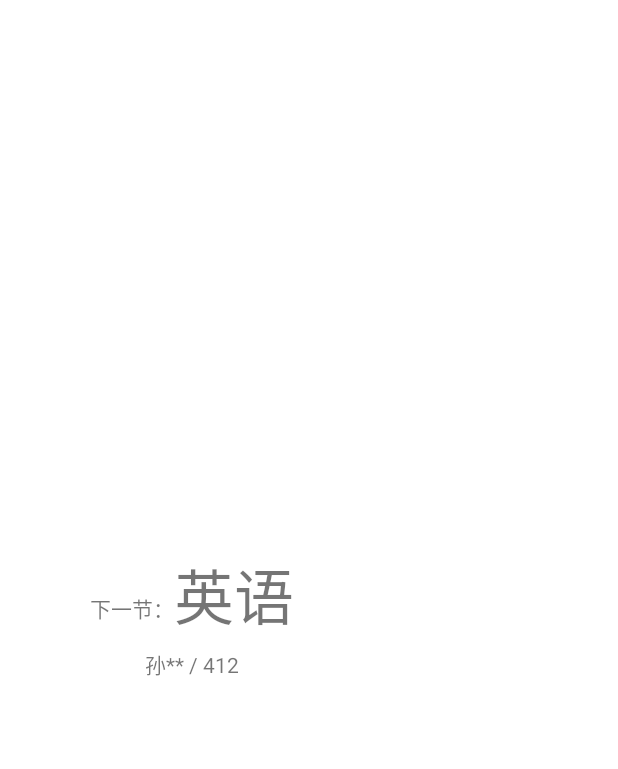
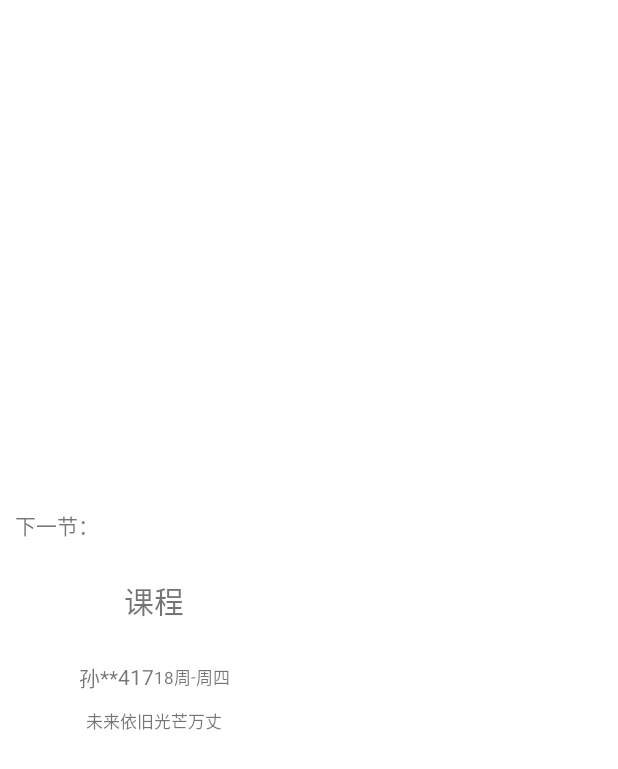
Before and after one commit to Gshihao/Curriculum, an Android app: the layout my_demo_one.xml on its own in the app's theme, with its tools: preview values and no code run, on a phone screen of 412 x 824 dp. Shown: the top 769 px of the screen. Run offline under Robolectric (Android 15) with nearby library versions, the light colour scheme and no system bars.

Commit message:
添加了 组件可以更新一言

```diff
--- a/app/src/main/java/com/examdfple/mykcb/Nodemon.java
+++ b/app/src/main/java/com/examdfple/mykcb/Nodemon.java
@@ -5,13 +5,16 @@ import static android.content.Intent.getIntent;
 import android.app.PendingIntent;
 import android.appwidget.AppWidgetManager;
 import android.appwidget.AppWidgetProvider;
+import android.content.ComponentName;
 import android.content.Context;
 import android.content.Intent;
 import android.os.Bundle;
 import android.util.Log;
 import android.widget.RemoteViews;
+import android.widget.TextView;
 
 import java.io.IOException;
+import java.util.Arrays;
 
 public class Nodemon extends AppWidgetProvider {
     public setFile sef1;
@@ -24,7 +27,10 @@ public class Nodemon extends AppWidgetProvider {
         //没接收一次广播消息就调用一次，使用频繁
         super.onReceive(context, intent);
         // 每次重构一次 widget 页面
-        Refactoringpages();
+        AppWidgetManager appWidgetManager = AppWidgetManager.getInstance(context);
+        ComponentName thisAppWidget = new ComponentName(context, Nodemon.class);
+        int[] allAppWidgetsIds = appWidgetManager.getAppWidgetIds(thisAppWidget);
+        Refactoringpages(context,allAppWidgetsIds,appWidgetManager);
     }
     public void shuaxin(){
         onUpdate(mcontent,appw,ina);
@@ -65,6 +71,27 @@ public class Nodemon extends AppWidgetProvider {
     /**
      * @apiNote 重构widget 页面
      * */
-    private void Refactoringpages() {
+    public void Refactoringpages(Context context, int[] appWidgetIds, AppWidgetManager appWidgetManager) {
+       // 重构widget 页面
+        RemoteViews views = new RemoteViews(context.getPackageName(),
+                // 这个layout就是我们之前定义的initiallayout
+                R.layout.my_demo_one);
+       views.setTextViewText(R.id.Nextsection,"课程");  // 课程
+        views.setTextViewText(R.id.TeachersName,"教师"); // 教师
+        views.setTextViewText(R.id.TeachingClassroom,"教室");  // 上课教室
+        views.setTextViewText(R.id.Weeks,"周数");  // 周数
+        views.setTextViewText(R.id.week,"周几"); // 周几
+        views.setTextViewText(R.id.Abriefremark,getAbriefremark()); // 一言
+        appWidgetManager.updateAppWidget(appWidgetIds,views);   //
+    }
+    public String getAbriefremark(){
+        String[] yiyan =new String[6];
+        yiyan[0] = "让过去过去，给时间时间";
+        yiyan[1] = "生活原本沉闷，但跑起来就会有风";
+        yiyan[2] = "青春不再等待，用自由书写你的故事.";
+        yiyan[3] = "如果失败，接受失败就好了";
+        yiyan[4] = "倘若南风知我意莫将晚霞落黄昏";
+        yiyan[5] = "深情不及长伴  厚爱无需多言";
+        return yiyan[(int)(Math.random() * yiyan.length)];
     }
 }
--- a/app/src/main/res/layout/my_demo_one.xml
+++ b/app/src/main/res/layout/my_demo_one.xml
@@ -7,54 +7,98 @@
 
     <LinearLayout
         android:layout_width="match_parent"
-        android:layout_height="110dp"
-        android:background="@color/white"
+        android:layout_height="175dp"
         android:gravity="center">
-
         <LinearLayout
-            android:layout_width="100dp"
-            android:layout_height="110dp"
+            android:layout_width="match_parent"
+            android:layout_height="match_parent"
             android:layout_weight="1"
-            android:orientation="vertical">
-
+            android:orientation="horizontal">
+            <!-- 左侧 课程展示           -->
             <LinearLayout
                 android:layout_width="match_parent"
                 android:layout_height="wrap_content"
-                android:layout_marginTop="10dp"
-                android:divider="@color/cardview_shadow_end_color"
-                android:gravity="center">
+                android:orientation="vertical"
+                android:layout_margin="10dp">
+                <TextView
+                    android:layout_width="match_parent"
+                    android:layout_height="wrap_content"
+                    android:layout_marginTop="5dp"
+                    android:text="下一节："/>
+                <TextView
+                    android:layout_width="match_parent"
+                    android:layout_height="60dp"
+                    android:layout_marginTop="10dp"
+                    android:id="@+id/Nextsection"
+                    android:textSize="20dp"
+                    android:singleLine = "true"
+                    android:text="课程"
 
-                <TextView
-                    android:layout_width="wrap_content"
+                    android:gravity="center"/>
+                <LinearLayout
+                    android:layout_width="match_parent"
                     android:layout_height="wrap_content"
-                    android:layout_gravity="bottom"
-                    android:layout_marginBottom="5dp"
-                    android:text="下一节：" />
+                    android:layout_marginTop="10dp"
+                    android:gravity="center">
+                    <TextView
+                        android:layout_width="wrap_content"
+                        android:layout_height="wrap_content"
+                        android:id="@+id/TeachersName"
+                        android:singleLine = "true"
+                        android:text="孙**"/>
+                    <TextView
+                        android:layout_width="wrap_content"
+                        android:layout_height="wrap_content"
+                        android:id="@+id/TeachingClassroom"
+                        android:singleLine = "true"
+                        android:text="417"/>
+                    <TextView
+                        android:layout_width="wrap_content"
+                        android:layout_height="wrap_content"
+                        android:textSize="11dp"
+                        android:id="@+id/Weeks"
+                        android:text="18周"/>
+                    <TextView
+                        android:layout_width="wrap_content"
+                        android:layout_height="wrap_content"
+                        android:textSize="11dp"
+                        android:text="-"/>
+                    <TextView
+                        android:layout_width="wrap_content"
+                        android:layout_height="wrap_content"
+                        android:id="@+id/week"
+                        android:textSize="11dp"
+                        android:text="周四"/>
+                </LinearLayout>
+                <LinearLayout
+                    android:layout_width="match_parent"
+                    android:layout_height="wrap_content"
+                    android:layout_marginTop="10dp">
 
-                <TextView
-                    android:layout_width="wrap_content"
-                    android:layout_height="60dp"
-                    android:text="英语"
-                    android:textSize="40dp" />
+                    <TextView
+                        android:layout_width="match_parent"
+                        android:layout_height="wrap_content"
+                        android:textSize="11dp"
+                        android:text="未来依旧光芒万丈"
+                        android:id="@+id/Abriefremark"
+                        android:gravity="center"/>
+                </LinearLayout>
+            </LinearLayout>
+            <LinearLayout
+                android:layout_width="match_parent"
+                android:layout_height="wrap_content">
+
             </LinearLayout>
 
             <LinearLayout
                 android:layout_width="match_parent"
-                android:layout_height="wrap_content"
-                android:layout_marginTop="5dp"
-                android:gravity="center"
-                android:orientation="horizontal">
+                android:layout_height="wrap_content">
 
-                <TextView
-                    android:layout_width="wrap_content"
-                    android:layout_height="wrap_content"
-                    android:text="孙** / 412" />
             </LinearLayout>
         </LinearLayout>
-
         <LinearLayout
-            android:layout_width="wrap_content"
-            android:layout_height="110dp"
+            android:layout_width="match_parent"
+            android:layout_height="match_parent"
             android:layout_weight="1">
 
         </LinearLayout>
--- a/app/src/main/res/xml/my_demo_widget.xml
+++ b/app/src/main/res/xml/my_demo_widget.xml
@@ -1,11 +1,11 @@
 <?xml version="1.0" encoding="utf-8"?>
 <appwidget-provider
     xmlns:android="http://schemas.android.com/apk/res/android"
-    android:minHeight="110dp"
-    android:minWidth="110dp"
+    android:minHeight="120dp"
+    android:minWidth="240dp"
     android:previewImage="@mipmap/ic_launcher"
     android:initialLayout="@layout/my_demo_one"
-    android:updatePeriodMillis="840000"
+    android:updatePeriodMillis="300000"
     android:resizeMode="horizontal|vertical"
     android:widgetCategory="home_screen">
 
```
